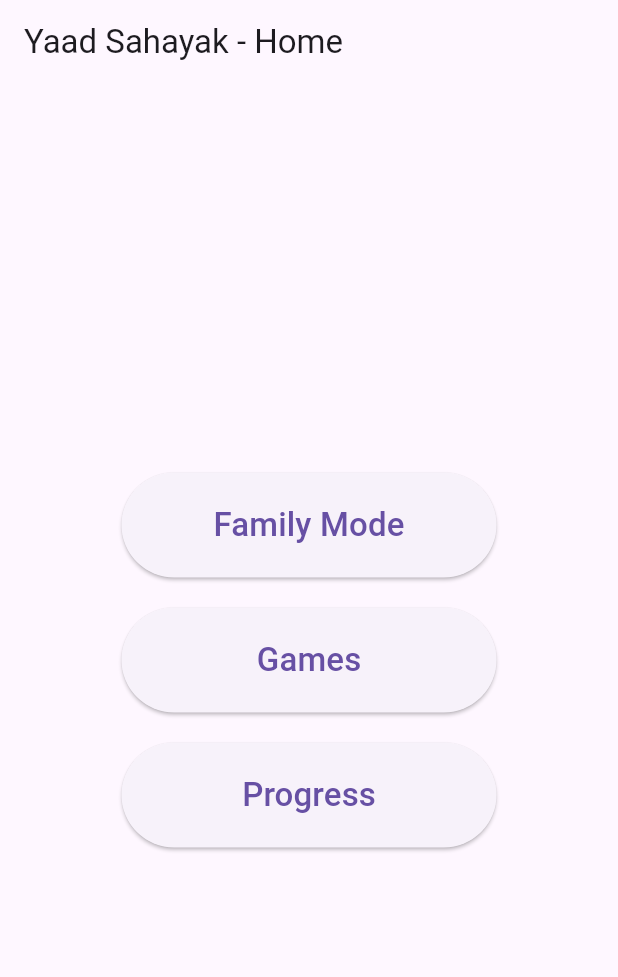
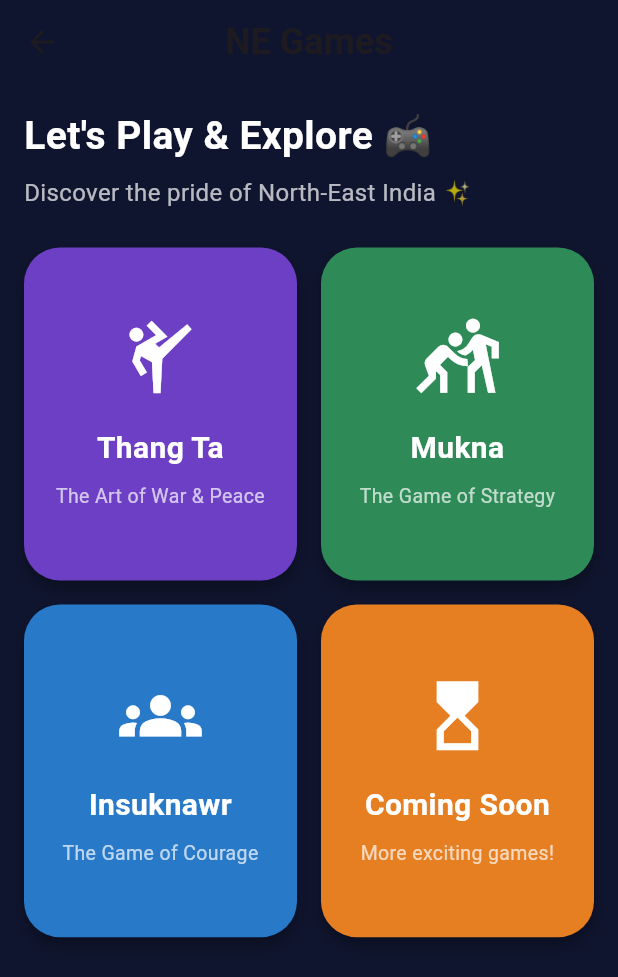
Before and after one commit to mithiljoshi580/ner-yaad-sahayak, a Flutter app: the HomeScreen screen opened directly, on a phone screen of 412 x 824 dp. Shown: the top 977 px of the screen. Run offline on Flutter 3.47's test engine with Material 3 defaults, Android fonts, the light colour scheme and no system bars.

Commit message:
Day 1: Welcome and Home UI done

```diff
--- a/yaad_sahayak/lib/main.dart
+++ b/yaad_sahayak/lib/main.dart
@@ -1,4 +1,5 @@
 import 'package:flutter/material.dart';
+import 'screens/welcome_screen.dart';
 
 void main() {
   runApp(const YaadSahayakApp());
@@ -12,35 +13,59 @@ class YaadSahayakApp extends StatelessWidget {
     return MaterialApp(
       title: 'Yaad Sahayak',
       theme: ThemeData(primarySwatch: Colors.blue),
-      home: const HomeScreen(),
+      home: const WelcomeScreen(), // Changed this line
     );
   }
 }
 
+// Keep this existing code unchanged for now
 class HomeScreen extends StatelessWidget {
   const HomeScreen({super.key});
 
   @override
   Widget build(BuildContext context) {
     return Scaffold(
-      appBar: AppBar(title: const Text('Yaad Sahayak - Home')),
+      appBar: AppBar(
+        title: const Text('Yaad Sahayak - Home'),
+      ),
       body: Center(
         child: Column(
           mainAxisAlignment: MainAxisAlignment.center,
           children: [
             SizedBox(
-              width: 250, height: 70,
-              child: ElevatedButton(onPressed: () {}, child: const Text('Family Mode', style: TextStyle(fontSize: 22))),
+              width: 250,
+              height: 70,
+              child: ElevatedButton(
+                onPressed: () {},
+                child: const Text(
+                  'Family Mode',
+                  style: TextStyle(fontSize: 22),
+                ),
+              ),
             ),
             const SizedBox(height: 20),
             SizedBox(
-              width: 250, height: 70,
-              child: ElevatedButton(onPressed: () {}, child: const Text('Games', style: TextStyle(fontSize: 22))),
+              width: 250,
+              height: 70,
+              child: ElevatedButton(
+                onPressed: () {},
+                child: const Text(
+                  'Games',
+                  style: TextStyle(fontSize: 22),
+                ),
+              ),
             ),
             const SizedBox(height: 20),
             SizedBox(
-              width: 250, height: 70,
-              child: ElevatedButton(onPressed: () {}, child: const Text('Progress', style: TextStyle(fontSize: 22))),
+              width: 250,
+              height: 70,
+              child: ElevatedButton(
+                onPressed: () {},
+                child: const Text(
+                  'Progress',
+                  style: TextStyle(fontSize: 22),
+                ),
+              ),
             ),
           ],
         ),
--- /dev/null
+++ b/yaad_sahayak/lib/screens/home_screen.dart
@@ -0,0 +1,148 @@
+import 'package:flutter/material.dart';
+
+class HomeScreen extends StatelessWidget {
+  const HomeScreen({super.key});
+
+  final List<Map<String, dynamic>> games = const [
+    {
+      'name': 'Thang Ta',
+      'subtitle': 'The Art of War & Peace',
+      'icon': Icons.sports_martial_arts,
+      'color': Color(0xFF6C3FC5),
+    },
+    {
+      'name': 'Mukna',
+      'subtitle': 'The Game of Strategy',
+      'icon': Icons.sports_kabaddi,
+      'color': Color(0xFF2E8B57),
+    },
+    {
+      'name': 'Insuknawr',
+      'subtitle': 'The Game of Courage',
+      'icon': Icons.groups,
+      'color': Color(0xFF2979C9),
+    },
+    {
+      'name': 'Coming Soon',
+      'subtitle': 'More exciting games!',
+      'icon': Icons.hourglass_top,
+      'color': Color(0xFFE67E22),
+    },
+  ];
+
+  @override
+  Widget build(BuildContext context) {
+    return Scaffold(
+      backgroundColor: const Color(0xFF10152F),
+
+      appBar: AppBar(
+        backgroundColor: const Color(0xFF10152F),
+        elevation: 0,
+        centerTitle: true,
+        title: const Text(
+          'NE Games',
+          style: TextStyle(
+            fontSize: 24,
+            fontWeight: FontWeight.bold,
+          ),
+        ),
+      ),
+
+      body: Padding(
+        padding: const EdgeInsets.all(16),
+        child: Column(
+          crossAxisAlignment: CrossAxisAlignment.start,
+          children: [
+            const Text(
+              "Let's Play & Explore 🎮",
+              style: TextStyle(
+                color: Colors.white,
+                fontSize: 26,
+                fontWeight: FontWeight.bold,
+              ),
+            ),
+
+            const SizedBox(height: 8),
+
+            const Text(
+              'Discover the pride of North-East India ✨',
+              style: TextStyle(
+                color: Colors.white70,
+                fontSize: 16,
+              ),
+            ),
+
+            const SizedBox(height: 25),
+
+            Expanded(
+              child: GridView.builder(
+                itemCount: games.length,
+                gridDelegate:
+                    const SliverGridDelegateWithFixedCrossAxisCount(
+                  crossAxisCount: 2,
+                  crossAxisSpacing: 16,
+                  mainAxisSpacing: 16,
+                  childAspectRatio: 0.82,
+                ),
+                itemBuilder: (context, index) {
+                  final game = games[index];
+
+                  return Container(
+                    decoration: BoxDecoration(
+                      color: game['color'],
+                      borderRadius: BorderRadius.circular(24),
+                      boxShadow: [
+                        BoxShadow(
+                          color: Colors.black.withOpacity(0.3),
+                          blurRadius: 8,
+                          offset: const Offset(0, 5),
+                        ),
+                      ],
+                    ),
+
+                    child: Padding(
+                      padding: const EdgeInsets.all(16),
+                      child: Column(
+                        mainAxisAlignment: MainAxisAlignment.center,
+                        children: [
+                          Icon(
+                            game['icon'],
+                            color: Colors.white,
+                            size: 55,
+                          ),
+
+                          const SizedBox(height: 18),
+
+                          Text(
+                            game['name'],
+                            textAlign: TextAlign.center,
+                            style: const TextStyle(
+                              color: Colors.white,
+                              fontSize: 20,
+                              fontWeight: FontWeight.bold,
+                            ),
+                          ),
+
+                          const SizedBox(height: 8),
+
+                          Text(
+                            game['subtitle'],
+                            textAlign: TextAlign.center,
+                            style: const TextStyle(
+                              color: Colors.white70,
+                              fontSize: 13,
+                            ),
+                          ),
+                        ],
+                      ),
+                    ),
+                  );
+                },
+              ),
+            ),
+          ],
+        ),
+      ),
+    );
+  }
+}
```
Also changed, not shown: yaad_sahayak/lib/screens/welcome_screen.dart (added, +111 -0 lines).
